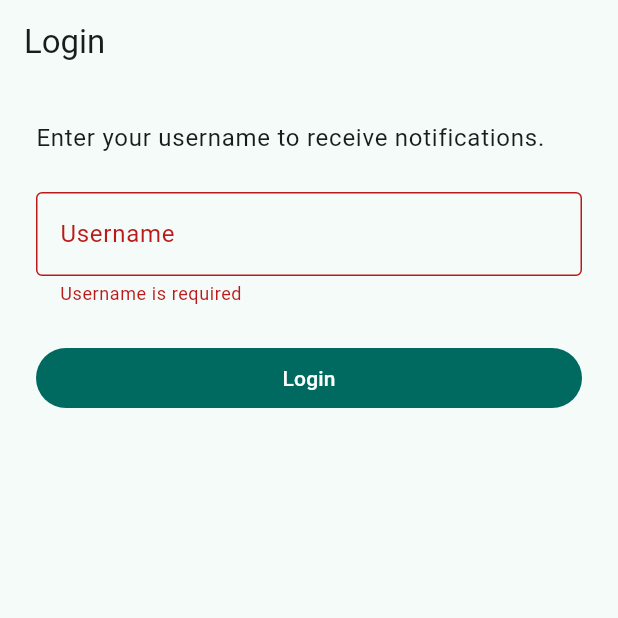
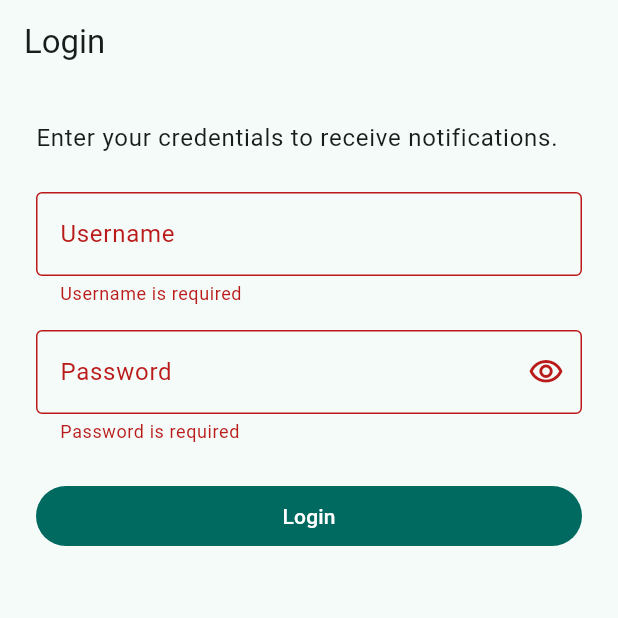
Before and after one commit to jhechanova/gecko-komodo, a Flutter app: the LoginScreen screen opened directly, after a tap on "Login", on a phone screen of 412 x 824 dp, the top half of it. Run offline on Flutter 3.47's test engine with Material 3 defaults, Android fonts, the light colour scheme and no system bars; our stand-ins replace firebase_core, firebase_messaging, flutter_local_notifications, sqflite; accounts and stored records are empty.

Commit message:
chore: Password field

```diff
--- a/lib/screens/login_screen.dart
+++ b/lib/screens/login_screen.dart
@@ -15,12 +15,15 @@ class LoginScreen extends StatefulWidget {
 class _LoginScreenState extends State<LoginScreen> {
   final _formKey = GlobalKey<FormState>();
   final _usernameController = TextEditingController();
+  final _passwordController = TextEditingController();
   bool _loading = false;
+  bool _obscurePassword = true;
   String? _error;
 
   @override
   void dispose() {
     _usernameController.dispose();
+    _passwordController.dispose();
     super.dispose();
   }
 
@@ -42,7 +45,8 @@ class _LoginScreenState extends State<LoginScreen> {
     }
 
     final username = _usernameController.text.trim();
-    final result = await ApiService.instance.login(baseUrl, username);
+    final password = _passwordController.text;
+    final result = await ApiService.instance.login(baseUrl, username, password);
 
     if (!mounted) return;
 
@@ -79,14 +83,14 @@ class _LoginScreenState extends State<LoginScreen> {
               crossAxisAlignment: CrossAxisAlignment.stretch,
               children: [
                 Text(
-                  'Enter your username to receive notifications.',
+                  'Enter your credentials to receive notifications.',
                   style: Theme.of(context).textTheme.bodyLarge,
                 ),
                 const SizedBox(height: 24),
                 TextFormField(
                   controller: _usernameController,
                   autocorrect: false,
-                  textInputAction: TextInputAction.done,
+                  textInputAction: TextInputAction.next,
                   decoration: const InputDecoration(
                     labelText: 'Username',
                     border: OutlineInputBorder(),
@@ -94,6 +98,34 @@ class _LoginScreenState extends State<LoginScreen> {
                   validator: (value) {
                     if (value == null || value.trim().isEmpty) {
                       return 'Username is required';
+                    }
+                    return null;
+                  },
+                ),
+                const SizedBox(height: 16),
+                TextFormField(
+                  controller: _passwordController,
+                  obscureText: _obscurePassword,
+                  textInputAction: TextInputAction.done,
+                  decoration: InputDecoration(
+                    labelText: 'Password',
+                    border: const OutlineInputBorder(),
+                    suffixIcon: IconButton(
+                      icon: Icon(
+                        _obscurePassword
+                            ? Icons.visibility_outlined
+                            : Icons.visibility_off_outlined,
+                      ),
+                      onPressed: () {
+                        setState(() {
+                          _obscurePassword = !_obscurePassword;
+                        });
+                      },
+                    ),
+                  ),
+                  validator: (value) {
+                    if (value == null || value.isEmpty) {
+                      return 'Password is required';
                     }
                     return null;
                   },
--- a/lib/services/api_service.dart
+++ b/lib/services/api_service.dart
@@ -27,10 +27,15 @@ class ApiService {
     return Uri.parse('$normalized/app/api.cf').replace(queryParameters: query);
   }
 
-  Future<LoginResult> login(String baseUrl, String username) async {
+  Future<LoginResult> login(
+    String baseUrl,
+    String username,
+    String password,
+  ) async {
     final uri = _apiUri(baseUrl, {
       'tpl': 'login',
       'username': username,
+      'password': password,
     });
 
     try {
```
Also changed, not shown: 2 other files.
